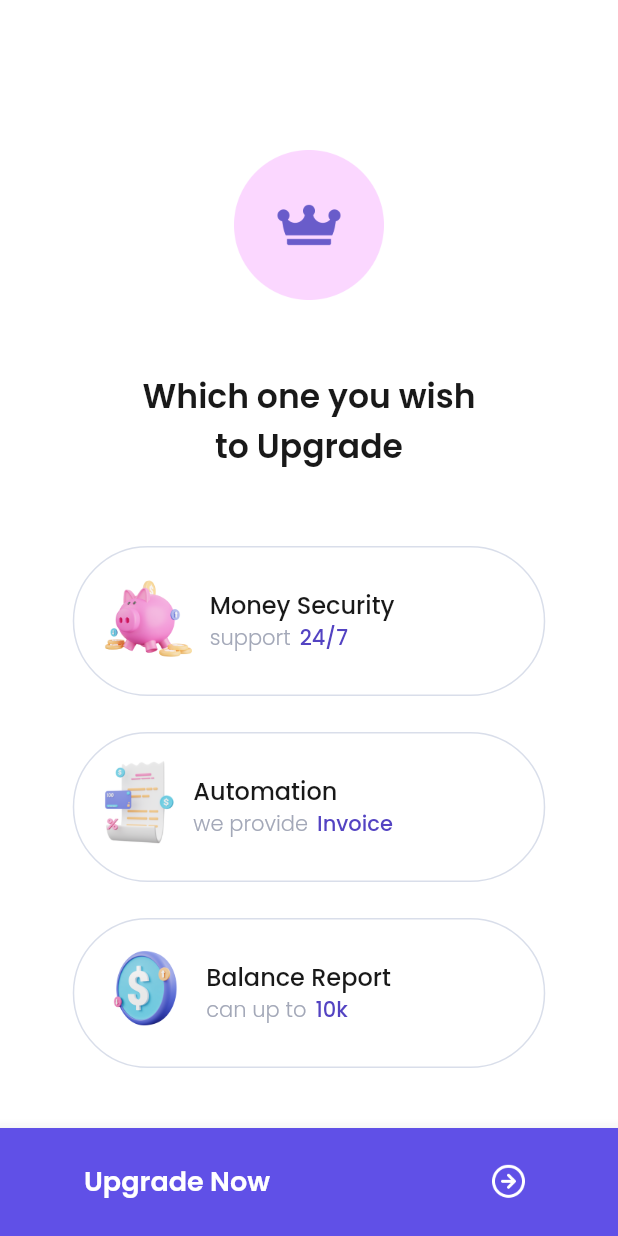
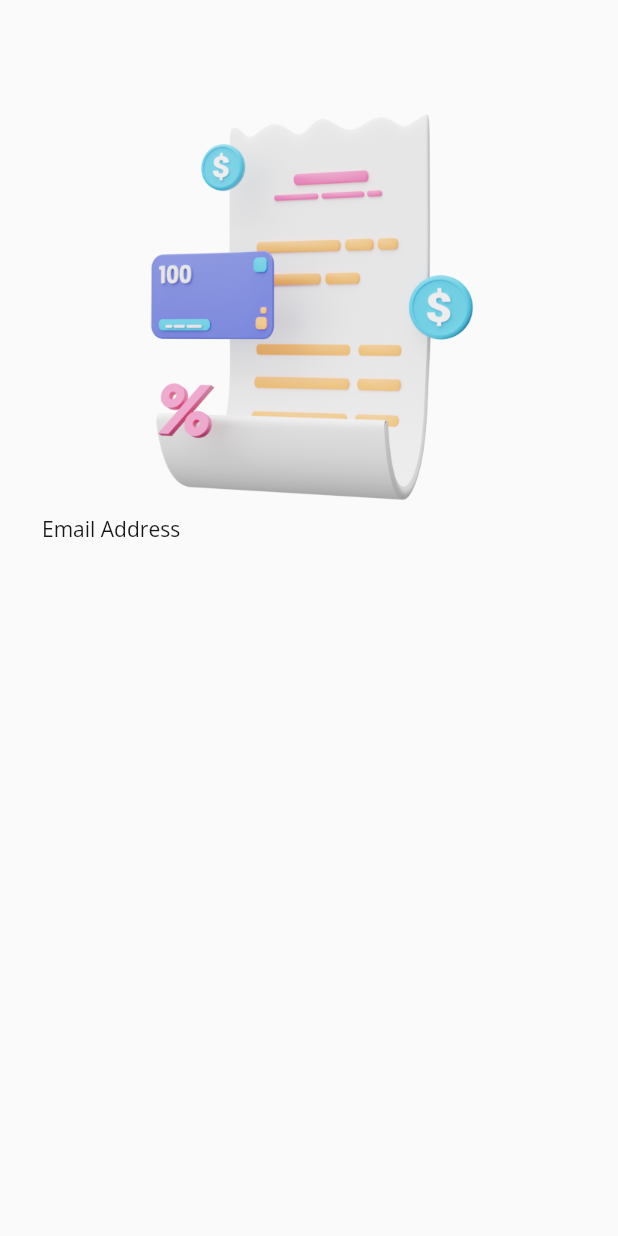
Before and after one commit to agpprastyo/Seven-Days, a Flutter app: the screen it shows after launch, on a phone screen of 412 x 824 dp. Run offline on Flutter 3.47's test engine with Material 2 defaults, Android fonts, the phone set to English and light mode, and no system bars; our stand-ins replace google_fonts.

Commit message:
second_signin

```diff
--- a/lib/main.dart
+++ b/lib/main.dart
@@ -5,6 +5,7 @@ import 'package:sevendaysbwa/pages/first_rating.dart';
 import 'package:sevendaysbwa/pages/first_sign.dart';
 import 'package:sevendaysbwa/pages/first_splash.dart';
 import 'package:sevendaysbwa/pages/first_started.dart';
+import 'package:sevendaysbwa/pages/second_signin.dart';
 import 'package:sevendaysbwa/pages/second_splash.dart';
 import 'package:sevendaysbwa/pages/second_started.dart';
 
@@ -15,7 +16,7 @@ class SevenDays extends StatelessWidget {
   Widget build(BuildContext context) {
     return MaterialApp(
       debugShowCheckedModeBanner: false,
-      home: FirstPricing(),
+      home: SecondSignin(),
     );
   }
 }
--- /dev/null
+++ b/lib/pages/second_signin.dart
@@ -0,0 +1,38 @@
+import 'package:flutter/material.dart';
+import 'package:google_fonts/google_fonts.dart';
+
+
+class SecondSignin extends StatelessWidget {
+
+
+  @override
+  Widget build(BuildContext context) {
+    return Scaffold(
+      body: Padding(
+        padding: const EdgeInsets.only(
+          top: 64,
+          left: 28,
+          right: 28,
+        ),
+        child: Column(
+          crossAxisAlignment: CrossAxisAlignment.start,
+          children: [
+            Center(
+              child: Image.asset(
+                'assets/paper_illustration.png',
+                width: 245,
+              ),
+            ),
+            Text(
+              "Email Address",
+              style: GoogleFonts.openSans(
+                color: Color(0xFF17171A),
+              ),
+            ),
+
+          ],
+        ),
+      ),
+    );
+  }
+}
--- a/pubspec.yaml
+++ b/pubspec.yaml
@@ -62,7 +62,8 @@ flutter:
 
   # To add assets to your application, add an assets section, like this:
   assets:
-     - assets/
+    - assets/
+
 
   # An image asset can refer to one or more resolution-specific "variants", see
   # https://flutter.dev/assets-and-images/#resolution-aware
```
